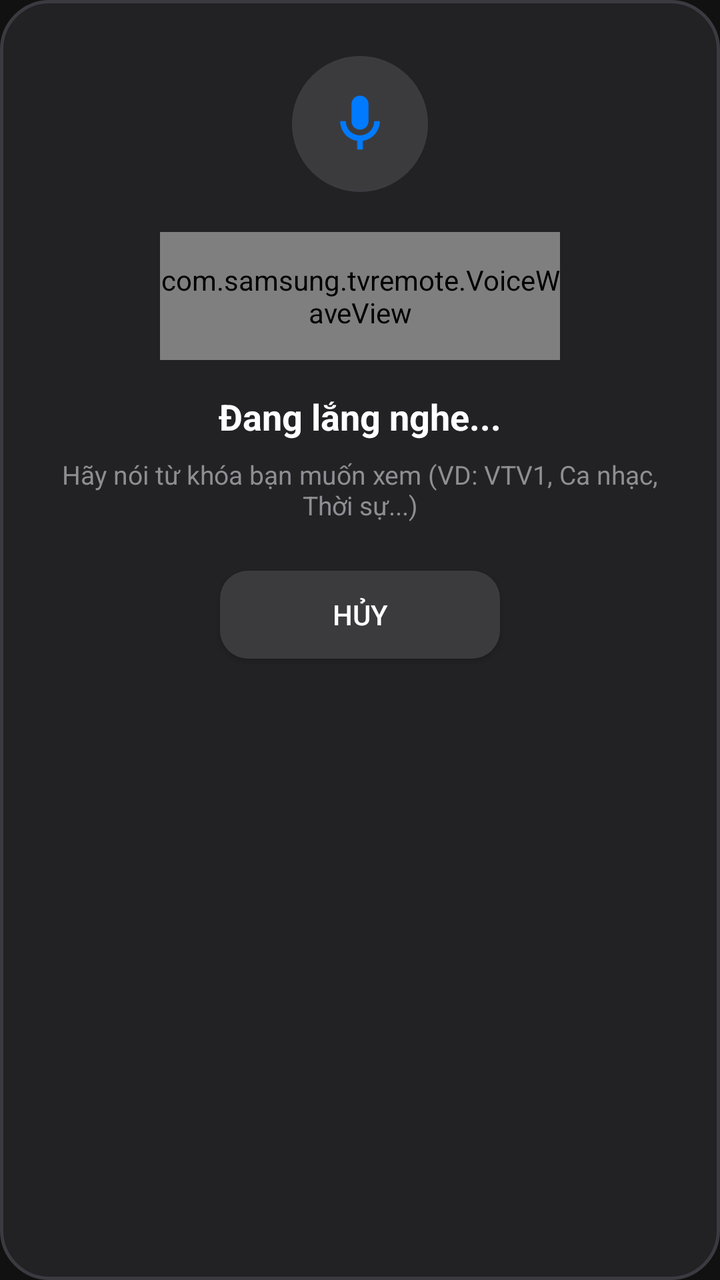
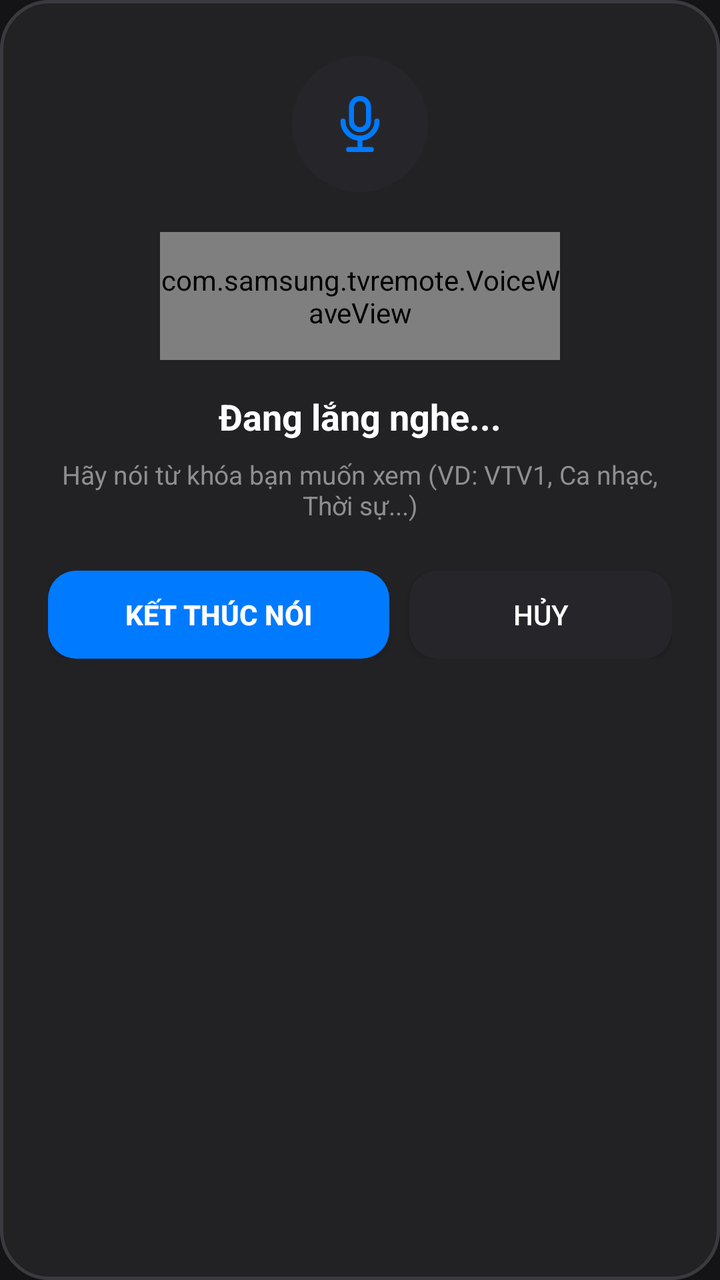

Two renders of the same Android screen: before a commit and after it. Below are the layout's source before the change and the commit's diff.
<!-- AndroidManifest.xml: application theme Theme.TvRemote -->
<!-- res/layout/dialog_voice_search.xml -->
<?xml version="1.0" encoding="utf-8"?>
<LinearLayout xmlns:android="http://schemas.android.com/apk/res/android"
    xmlns:app="http://schemas.android.com/apk/res-auto"
    android:layout_width="match_parent"
    android:layout_height="wrap_content"
    android:background="@drawable/bg_voice_dialog"
    android:gravity="center_horizontal"
    android:orientation="vertical"
    android:paddingStart="24dp"
    android:paddingTop="28dp"
    android:paddingEnd="24dp"
    android:paddingBottom="24dp">

    
    <FrameLayout
        android:layout_width="68dp"
        android:layout_height="68dp"
        android:background="@drawable/btn_circle_selector">

        <androidx.appcompat.widget.AppCompatImageView
            android:id="@+id/ivVoiceMic"
            android:layout_width="34dp"
            android:layout_height="34dp"
            android:layout_gravity="center"
            android:src="@drawable/ic_mic"
            app:tint="@color/btn_mic" />
    </FrameLayout>

    
    <com.samsung.tvremote.VoiceWaveView
        android:id="@+id/voiceWaveView"
        android:layout_width="200dp"
        android:layout_height="64dp"
        android:layout_marginTop="20dp"
        android:layout_marginBottom="16dp" />

    
    <TextView
        android:id="@+id/tvVoiceStatus"
        android:layout_width="wrap_content"
        android:layout_height="wrap_content"
        android:gravity="center"
        android:text="Đang lắng nghe..."
        android:textColor="@color/text_white"
        android:textSize="18sp"
        android:textStyle="bold" />

    
    <TextView
        android:id="@+id/tvVoiceSubtitle"
        android:layout_width="wrap_content"
        android:layout_height="wrap_content"
        android:layout_marginTop="8dp"
        android:gravity="center"
        android:text="Hãy nói từ khóa bạn muốn xem (VD: VTV1, Ca nhạc, Thời sự...)"
        android:textColor="@color/text_dim"
        android:textSize="13sp" />

    
    <androidx.appcompat.widget.AppCompatButton
        android:id="@+id/btnVoiceCancel"
        android:layout_width="140dp"
        android:layout_height="44dp"
        android:layout_marginTop="24dp"
        android:background="@drawable/btn_remote_selector"
        android:text="@string/btn_cancel"
        android:textColor="@color/text_white"
        android:textSize="14sp" />

</LinearLayout>
<!-- resources referenced by this layout -->
<resources>
  <color name="btn_mic">#007AFF</color>
  <color name="text_dim">#8E8E93</color>
  <color name="text_white">#FFFFFF</color>
  <!-- drawable bg_voice_dialog (drawable) -->
  <?xml version="1.0" encoding="utf-8"?>
  <shape xmlns:android="http://schemas.android.com/apk/res/android"
      android:shape="rectangle">
      <solid android:color="#222225" />
      <corners android:radius="24dp" />
      <stroke
          android:width="1.5dp"
          android:color="#3A3A40" />
  </shape>
  <!-- drawable btn_circle_selector (drawable) -->
  <?xml version="1.0" encoding="utf-8"?>
  <selector xmlns:android="http://schemas.android.com/apk/res/android">
      <item android:state_pressed="true">
          <shape android:shape="oval">
              <solid android:color="@color/btn_pressed" />
          </shape>
      </item>
      <item>
          <shape android:shape="oval">
              <solid android:color="@color/btn_normal" />
              <stroke android:width="1dp" android:color="#3C3C40" />
          </shape>
      </item>
  </selector>
  <!-- drawable btn_remote_selector (drawable) -->
  <?xml version="1.0" encoding="utf-8"?>
  <selector xmlns:android="http://schemas.android.com/apk/res/android">
      <item android:state_pressed="true">
          <shape android:shape="rectangle">
              <solid android:color="@color/btn_pressed" />
              <corners android:radius="14dp" />
          </shape>
      </item>
      <item>
          <shape android:shape="rectangle">
              <solid android:color="@color/btn_normal" />
              <corners android:radius="14dp" />
          </shape>
      </item>
  </selector>
  <!-- drawable ic_mic (drawable) -->
  <?xml version="1.0" encoding="utf-8"?>
  <vector xmlns:android="http://schemas.android.com/apk/res/android"
      android:width="26dp"
      android:height="26dp"
      android:viewportWidth="24"
      android:viewportHeight="24">
      
      <path
          android:fillColor="#FFFFFF"
          android:pathData="M12,14c1.66,0 3,-1.34 3,-3V5c0,-1.66 -1.34,-3 -3,-3S9,3.34 9,5v6c0,1.66 1.34,3 3,3z" />
      
      <path
          android:fillColor="#FFFFFF"
          android:pathData="M17,11c0,2.76 -2.24,5 -5,5s-5,-2.24 -5,-5H5c0,3.53 2.61,6.43 6,6.92V21h2v-3.08c3.39,-0.49 6,-3.39 6,-6.92h-2z" />
  </vector>
  <string name="btn_cancel">Hủy</string>
  <style name="Theme.TvRemote" parent="Theme.MaterialComponents.DayNight.NoActionBar">
          <item name="colorPrimary">@color/btn_pressed</item>
          <item name="colorPrimaryVariant">@color/btn_normal</item>
          <item name="colorOnPrimary">@color/text_white</item>
          <item name="android:windowBackground">@color/bg_app</item>
          <item name="android:statusBarColor">@color/bg_app</item>
          <item name="android:navigationBarColor">@color/bg_app</item>
      </style>
  <color name="btn_pressed">#FF9F0A</color>
  <color name="btn_normal">#3B3B3E</color>
  <color name="bg_app">#111111</color>
</resources>

<!-- the commit's change to res/layout/dialog_voice_search.xml (unified diff, before → after) -->
@@ -57,14 +57,35 @@
         android:textSize="13sp" />
 
     
-    <androidx.appcompat.widget.AppCompatButton
-        android:id="@+id/btnVoiceCancel"
-        android:layout_width="140dp"
-        android:layout_height="44dp"
+    <LinearLayout
+        android:layout_width="match_parent"
+        android:layout_height="wrap_content"
         android:layout_marginTop="24dp"
-        android:background="@drawable/btn_remote_selector"
-        android:text="@string/btn_cancel"
-        android:textColor="@color/text_white"
-        android:textSize="14sp" />
+        android:gravity="center"
+        android:orientation="horizontal">
+
+        <androidx.appcompat.widget.AppCompatButton
+            android:id="@+id/btnVoiceFinish"
+            android:layout_width="0dp"
+            android:layout_height="44dp"
+            android:layout_weight="1.3"
+            android:layout_marginEnd="10dp"
+            android:background="@drawable/btn_remote_selector"
+            android:backgroundTint="@color/btn_mic"
+            android:text="Kết thúc nói"
+            android:textColor="@color/text_white"
+            android:textSize="14sp"
+            android:textStyle="bold" />
+
+        <androidx.appcompat.widget.AppCompatButton
+            android:id="@+id/btnVoiceCancel"
+            android:layout_width="0dp"
+            android:layout_height="44dp"
+            android:layout_weight="1"
+            android:background="@drawable/btn_remote_selector"
+            android:text="@string/btn_cancel"
+            android:textColor="@color/text_white"
+            android:textSize="14sp" />
+    </LinearLayout>
 
 </LinearLayout>
<!-- resource entries referenced after the edit -->
@@ -18,13 +18,12 @@
   <selector xmlns:android="http://schemas.android.com/apk/res/android">
       <item android:state_pressed="true">
           <shape android:shape="oval">
-              <solid android:color="@color/btn_pressed" />
+              <solid android:color="#3E3E46" />
           </shape>
       </item>
       <item>
           <shape android:shape="oval">
-              <solid android:color="@color/btn_normal" />
-              <stroke android:width="1dp" android:color="#3C3C40" />
+              <solid android:color="#26262A" />
           </shape>
       </item>
   </selector>
@@ -47,18 +46,33 @@
   <!-- drawable ic_mic (drawable) -->
   <?xml version="1.0" encoding="utf-8"?>
   <vector xmlns:android="http://schemas.android.com/apk/res/android"
-      android:width="26dp"
-      android:height="26dp"
+      android:width="24dp"
+      android:height="24dp"
       android:viewportWidth="24"
       android:viewportHeight="24">
       
       <path
-          android:fillColor="#FFFFFF"
-          android:pathData="M12,14c1.66,0 3,-1.34 3,-3V5c0,-1.66 -1.34,-3 -3,-3S9,3.34 9,5v6c0,1.66 1.34,3 3,3z" />
+          android:fillColor="#00000000"
+          android:strokeColor="#FFFFFF"
+          android:strokeWidth="1.8"
+          android:strokeLineCap="round"
+          android:strokeLineJoin="round"
+          android:pathData="M12,3c-1.66,0 -3,1.34 -3,3v5c0,1.66 1.34,3 3,3s3,-1.34 3,-3V6c0,-1.66 -1.34,-3 -3,-3z" />
       
       <path
-          android:fillColor="#FFFFFF"
-          android:pathData="M17,11c0,2.76 -2.24,5 -5,5s-5,-2.24 -5,-5H5c0,3.53 2.61,6.43 6,6.92V21h2v-3.08c3.39,-0.49 6,-3.39 6,-6.92h-2z" />
+          android:fillColor="#00000000"
+          android:strokeColor="#FFFFFF"
+          android:strokeWidth="1.8"
+          android:strokeLineCap="round"
+          android:strokeLineJoin="round"
+          android:pathData="M6,11c0,3.31 2.69,6 6,6s6,-2.69 6,-6" />
+      
+      <path
+          android:fillColor="#00000000"
+          android:strokeColor="#FFFFFF"
+          android:strokeWidth="1.8"
+          android:strokeLineCap="round"
+          android:pathData="M12,17v4M8,21h8" />
   </vector>
   <string name="btn_cancel">Hủy</string>
   <style name="Theme.TvRemote" parent="Theme.MaterialComponents.DayNight.NoActionBar">
@@ -69,8 +83,8 @@
           <item name="android:statusBarColor">@color/bg_app</item>
           <item name="android:navigationBarColor">@color/bg_app</item>
       </style>
-  <color name="btn_pressed">#FF9F0A</color>
-  <color name="btn_normal">#3B3B3E</color>
-  <color name="bg_app">#111111</color>
+  <color name="btn_pressed">#3E3E46</color>
+  <color name="btn_normal">#26262A</color>
+  <color name="bg_app">#141416</color>
 </resources>
 
